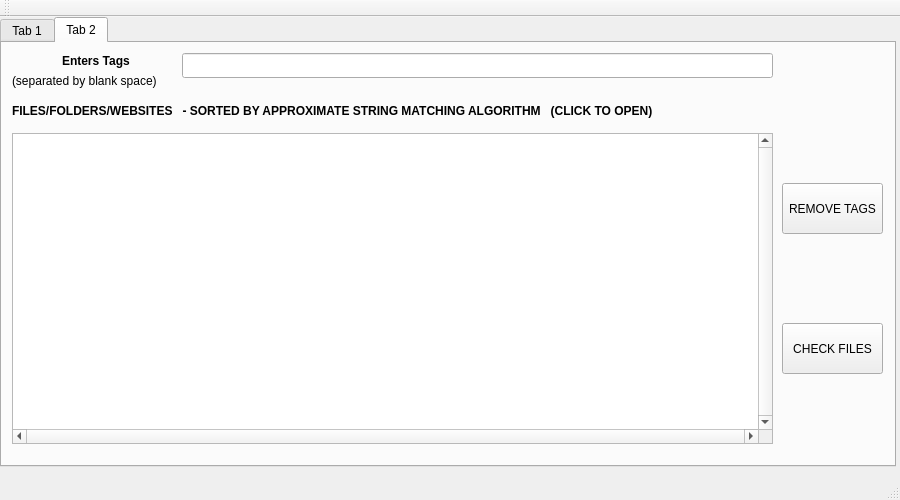
Above: filetagger.ui from LIJUCHACKO/File-Tagger before the change. Below: the same form after it.
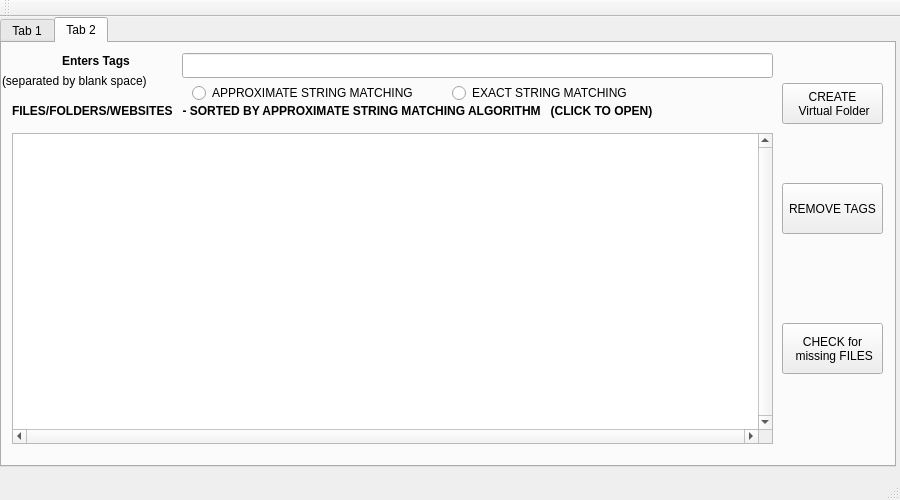
That is the form after the change. The open tabs and pages were chosen to show the change.

Commit message: added virtual filesystem utility

Patch:
```diff
--- a/filetagger.ui
+++ b/filetagger.ui
@@ -549,15 +549,16 @@
        </rect>
       </property>
       <property name="text">
-       <string>CHECK FILES</string>
+       <string>CHECK for 
+ missing FILES</string>
       </property>
      </widget>
      <widget class="QLabel" name="label_3">
       <property name="geometry">
        <rect>
-        <x>10</x>
+        <x>0</x>
         <y>30</y>
-        <width>171</width>
+        <width>181</width>
         <height>16</height>
        </rect>
       </property>
@@ -565,6 +566,46 @@
        <string>(separated by blank space)</string>
       </property>
      </widget>
+     <widget class="QPushButton" name="virtualFS">
+      <property name="geometry">
+       <rect>
+        <x>780</x>
+        <y>40</y>
+        <width>101</width>
+        <height>41</height>
+       </rect>
+      </property>
+      <property name="text">
+       <string>CREATE 
+ Virtual Folder</string>
+      </property>
+     </widget>
+     <widget class="QRadioButton" name="AproximateradioButton">
+      <property name="geometry">
+       <rect>
+        <x>190</x>
+        <y>40</y>
+        <width>231</width>
+        <height>20</height>
+       </rect>
+      </property>
+      <property name="text">
+       <string>APPROXIMATE STRING MATCHING</string>
+      </property>
+     </widget>
+     <widget class="QRadioButton" name="ExactradioButton2">
+      <property name="geometry">
+       <rect>
+        <x>450</x>
+        <y>40</y>
+        <width>231</width>
+        <height>20</height>
+       </rect>
+      </property>
+      <property name="text">
+       <string>EXACT STRING MATCHING</string>
+      </property>
+     </widget>
     </widget>
    </widget>
   </widget>
```
Left out of the diff: 2 changed lines with no effect on the pictures. The commit also changes 5 other files.
